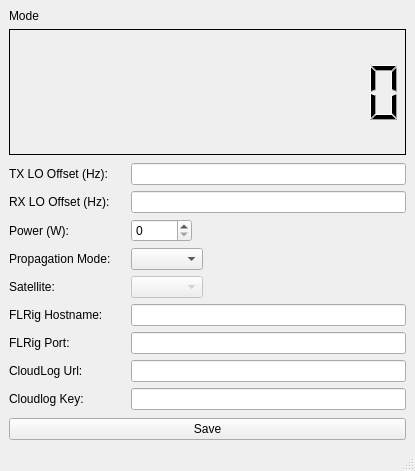
First picture: the form in cloudlogcatqt.ui, repository myzinsky/CloudLogCatQt, before the edit.
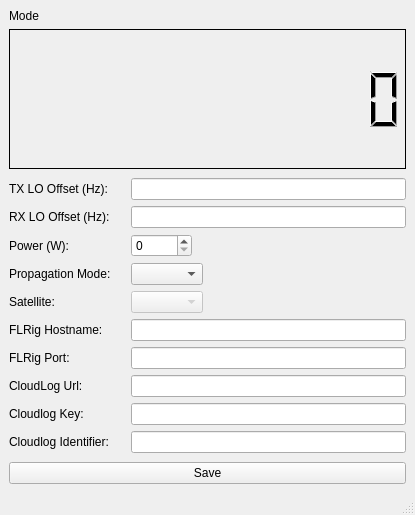
Second picture: the form after the edit.

Commit message:
Refactor CAT interface to comply with Cloudlog V2
Squashed commit of the following:

commit 125fac83c0410adddcbec857ea6dd1d8a2bf234e

    Remove separate uplink values for frequency and mode

commit b9f38c7efd3c7228b3b8ea2ed11fc3110c3ad293

    Prevent upload until nec. varialbes are set

commit 906979fce404bc3674c5426e5915e23daf1dea07

    Set placeholders and input contraints

commit 597e0ddeb3f47753d0c1b8e5cd9a0406b7821c16

    Add editable identifier

```diff
--- a/cloudlogcatqt.ui
+++ b/cloudlogcatqt.ui
@@ -7,7 +7,7 @@
     <x>0</x>
     <y>0</y>
     <width>415</width>
-    <height>471</height>
+    <height>515</height>
    </rect>
   </property>
   <property name="windowTitle">
@@ -242,6 +242,16 @@
         </property>
        </widget>
       </item>
+      <item row="9" column="1">
+       <widget class="QLineEdit" name="cloudLogIdentifier"/>
+      </item>
+      <item row="9" column="0">
+       <widget class="QLabel" name="label_10">
+        <property name="text">
+         <string>Cloudlog Identifier:</string>
+        </property>
+       </widget>
+      </item>
      </layout>
     </item>
    </layout>
```
The commit also changes 1 other file.
